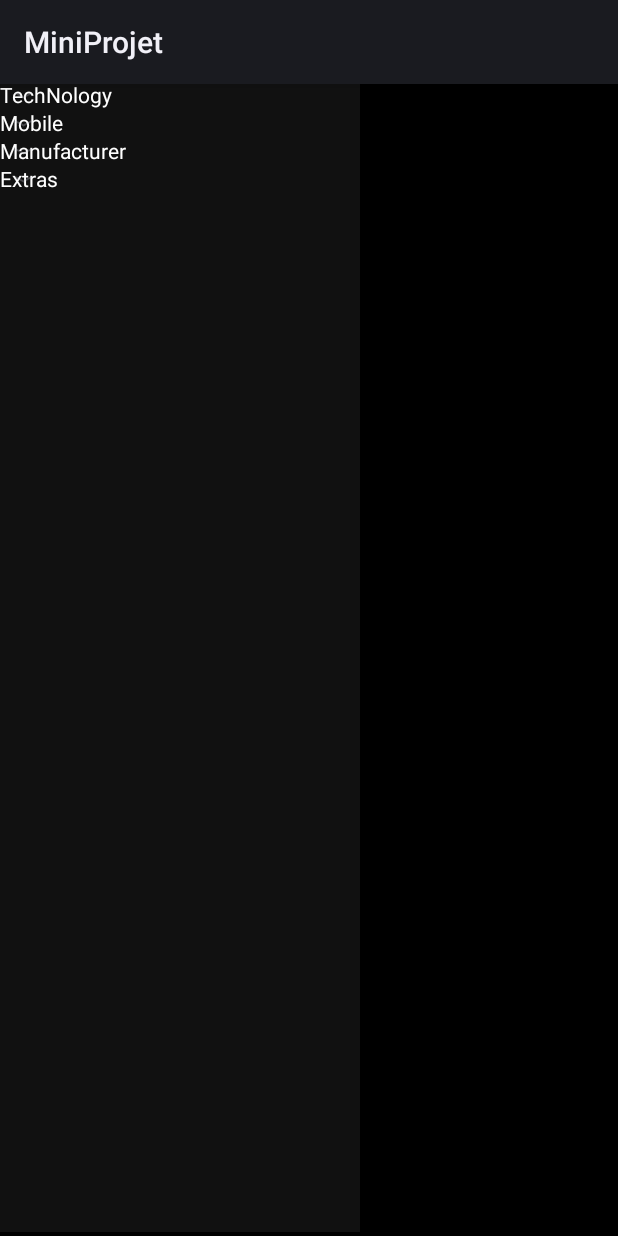
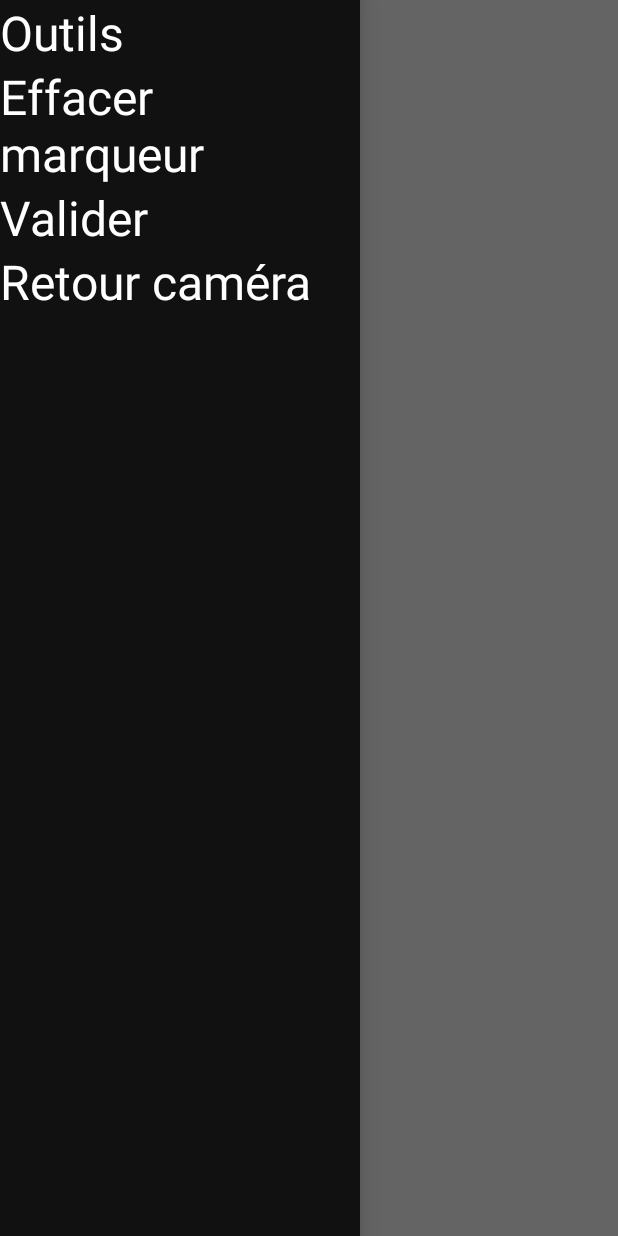
Before and after one commit to Hordesk/MiniProjetAndroid, an Android app: the PhotoActivity screen opened directly, with no data from a screen before it, with the side drawer open, on a phone screen of 412 x 824 dp. Run offline under Robolectric (Android 15) with nearby library versions, the phone set to English and light mode, and no system bars; 1 statement that could not run was skipped.

Commit message:
Croix sur l'image validée

```diff
--- a/app/src/main/AndroidManifest.xml
+++ b/app/src/main/AndroidManifest.xml
@@ -7,7 +7,7 @@
         android:allowBackup="true"
         android:icon="@drawable/ic_launcher"
         android:label="@string/app_name"
-        android:theme="@style/Widget.AppCompat.ActionBar" >
+        android:theme="@style/AppTheme" >
         <activity
             android:name="fr.m2dl.miniprojet.MainMenu"
             android:label="@string/app_name" >
--- /dev/null
+++ b/app/src/main/java/fr/m2dl/miniprojet/DrawableImageView.java
@@ -0,0 +1,44 @@
+package fr.m2dl.miniprojet;
+
+import android.content.Context;
+import android.graphics.Canvas;
+import android.graphics.Color;
+import android.graphics.Paint;
+import android.util.AttributeSet;
+import android.widget.ImageView;
+
+/**
+ * Created by mfaure on 15/01/15.
+ */
+public class DrawableImageView extends ImageView {
+
+    private Canvas canvas;
+    private Paint p;
+    private float x=0;
+    private float y=0;
+
+    public DrawableImageView(Context context) {
+        super(context);
+    }
+
+    public DrawableImageView(Context context, AttributeSet attrs) {
+        super(context, attrs);
+    }
+
+    @Override
+    protected void onDraw(Canvas canvas) {
+        super.onDraw(canvas);
+        Paint p = new Paint(Paint.ANTI_ALIAS_FLAG);
+        p.setColor(Color.RED);
+        p.setStrokeWidth(10);
+
+        canvas.drawLine(x-30, y-30, x+30, y+30, p);
+        canvas.drawLine(x+30, y-30, x-30, y+30, p);
+    }
+
+    public void draw(float x, float y) {
+        this.x = x;
+        this.y = y;
+        invalidate();
+    }
+}
--- a/app/src/main/java/fr/m2dl/miniprojet/PhotoActivity.java
+++ b/app/src/main/java/fr/m2dl/miniprojet/PhotoActivity.java
@@ -1,29 +1,22 @@
 package fr.m2dl.miniprojet;
 
 import android.app.Activity;
-import android.app.FragmentManager;
 import android.content.ContentResolver;
-import android.content.Context;
 import android.content.Intent;
 import android.graphics.Bitmap;
+import android.graphics.Canvas;
 import android.graphics.Color;
+import android.graphics.Paint;
 import android.net.Uri;
 import android.os.Bundle;
 import android.os.Environment;
 import android.provider.MediaStore;
-import android.support.v4.app.Fragment;
 import android.support.v4.widget.DrawerLayout;
-import android.support.v7.app.ActionBarDrawerToggle;
 import android.util.Log;
-import android.view.LayoutInflater;
+import android.view.MotionEvent;
 import android.view.View;
-import android.view.ViewGroup;
-import android.widget.AdapterView;
-import android.widget.ArrayAdapter;
 import android.widget.ExpandableListView;
 import android.widget.ImageView;
-import android.widget.ListView;
-import android.widget.TextView;
 import android.widget.Toast;
 
 import java.io.File;
@@ -33,17 +26,16 @@ import java.util.ArrayList;
  * Created by mfaure on 15/01/15.
  */
 public class PhotoActivity extends Activity {
-    private ImageView imageView;
+    private DrawableImageView imageView;
     private Uri imageUri;
     private static final int CAPTURE_IMAGE_ACTIVITY_REQUEST_CODE = 100;
     private Bitmap bitmap;
+    private ToolStatus tool = ToolStatus.NONE;
 
 
 
     //Drawer
     private String[] mPlanetTitles = new String[3];
-    private DrawerLayout mDrawerLayout;
-    private ListView mDrawerList;
 
 
     private DrawerLayout drawer;
@@ -55,20 +47,12 @@ public class PhotoActivity extends Activity {
     protected void onCreate(Bundle savedInstanceState) {
         super.onCreate(savedInstanceState);
         setContentView(R.layout.result_photo);
-        imageView = (ImageView) findViewById(R.id.imageViewPhoto);
+        imageView = (DrawableImageView) findViewById(R.id.imageViewPhoto);
         takePhoto();
 
         mPlanetTitles[0] = "Outils";
         mPlanetTitles[1] = "Annuler";
-        mPlanetTitles[2] = "Valider"; //TODO //getResources().getStringArray(R.array.planets_array);
-//        mDrawerLayout = (DrawerLayout) findViewById(R.id.drawer_layout);
-//        mDrawerList = (ListView) findViewById(R.id.left_drawer);
-
-        // Set the adapter for the list view
-//        mDrawerList.setAdapter(new ArrayAdapter<String>(this,
-//                R.layout.drawer_list_item, mPlanetTitles));
-        // Set the list's click listener
-//        mDrawerList.setOnClickListener(new DrawerItemClickListener());
+        mPlanetTitles[2] = "Valider"; //TODO use resource array //getResources().getStringArray(R.array.planets_array);
 
 
         setGroupData();
@@ -82,11 +66,31 @@ public class PhotoActivity extends Activity {
         drawerList.setAdapter(new NewAdapter(this, groupItem, childItem));
 
         drawerList.setOnChildClickListener(new DrawerItemClickListener());
-    }
+
+        imageView.setOnTouchListener(new View.OnTouchListener() {
+
+            Paint paint = new Paint();
 
 
+            @Override
+            public boolean onTouch(View v, MotionEvent event) {
+                switch (tool) {
+                    case NONE:
+                        Toast.makeText(getApplicationContext(), "Aucun outil sélectionné", Toast.LENGTH_LONG).show();
+                        break;
+                    case CROSS:
+                        imageView.draw(event.getX(), event.getY());
 
 
+                        break;
+                    case SQUARE:
+                        break;
+                }
+
+            return true;
+            }
+        });
+    }
 
 
     public void takePhoto() {
@@ -124,141 +128,69 @@ public class PhotoActivity extends Activity {
                         Log.e("Camera", e.toString());
                     }
 
-                    new Thread(new Runnable() {
-                        @Override
-                        public void run() {
-
-
-                            PhotoActivity.this.runOnUiThread(new Runnable() {
-                                @Override
-                                public void run() {
-
-                                }
-                            });
-                        }
-                    }).start();
-
                 }
         }
 
     }
 
-
-
     public void setGroupData() {
-        groupItem.add("TechNology");
-        groupItem.add("Mobile");
-        groupItem.add("Manufacturer");
-        groupItem.add("Extras");
+        groupItem.add("Outils");
+        groupItem.add("Effacer marqueur");
+        groupItem.add("Valider");
+        groupItem.add("Retour caméra");
     }
 
     public void setChildGroupData() {
-        /**
-         * Add Data For TecthNology
-         */
         ArrayList<String> child = new ArrayList<String>();
-        child.add("Java");
-        child.add("Drupal");
-        child.add(".Net Framework");
-        child.add("PHP");
+        child.add("Point");
+        child.add("Zone");
         childItem.add(child);
 
-        /**
-         * Add Data For Mobile
-         */
-        child = new ArrayList<String>();
-        child.add("Android");
-        child.add("Window Mobile");
-        child.add("iPHone");
-        child.add("Blackberry");
-        childItem.add(child);
-        /**
-         * Add Data For Manufacture
-         */
-        child = new ArrayList<String>();
-        child.add("HTC");
-        child.add("Apple");
-        child.add("Samsung");
-        child.add("Nokia");
-        childItem.add(child);
-        /**
-         * Add Data For Extras
-         */
-        child = new ArrayList<String>();
-        child.add("Contact Us");
-        child.add("About Us");
-        child.add("Location");
-        child.add("Root Cause");
-        childItem.add(child);
+        childItem.add(new ArrayList<String>());
+        childItem.add(new ArrayList<String>());
+        childItem.add(new ArrayList<String>());
     }
 
 
 
     private class DrawerItemClickListener implements ExpandableListView.OnChildClickListener {
 
-        private DrawerLayout drawer;
-        private ExpandableListView drawerList;
-        private ActionBarDrawerToggle actionBarDrawerToggle;
-
-
-        private void initDrawer() {
-            drawer = (DrawerLayout) findViewById(R.id.drawer_layout);
-
-            drawerList = (ExpandableListView) findViewById(R.id.left_drawer);
-
-            drawerList.setAdapter(new NewAdapter(getApplicationContext(), groupItem, childItem));
-
-            drawerList.setOnChildClickListener(this);
-
-            // actionBarDrawerToggle = new ActionBarDrawerToggle(this, drawer,
-            // R.drawable.ic_drawer, R.string.open_drawer,
-            // R.string.close_drawer) {
-            // public void onDrawerClosed(View view) {
-            // getActionBar().setSubtitle("open");
-            // }
-            //
-            // /** Called when a drawer has settled in a completely open state. */
-            // public void onDrawerOpened(View drawerView) {
-            // getActionBar().setSubtitle("close");
-            // }
-            //
-            // };
-            //
-            // drawer.setDrawerListener(actionBarDrawerToggle);
-
-        }
-
-
         @Override
         public boolean onChildClick(ExpandableListView parent, View v, int groupPosition, int childPosition, long id) {
+
+            Log.d("","dfghjklm");
+            switch (groupPosition){
+                case 0:
+                    switch (childPosition){
+                        case 0:
+                            tool = ToolStatus.CROSS;
+                            break;
+                        case 1:
+                            tool = ToolStatus.SQUARE;
+                            break;
+
+                    }
+                    break;
+
+                case 1:
+                    tool = ToolStatus.NONE;
+                    break;
+
+                case 2:
+                    tool = ToolStatus.NONE;
+                    break;
+
+                case 3:
+                    tool = ToolStatus.NONE;
+                    break;
+
+            }
             return true;
         }
-
-
-    }
-
-    /** Swaps fragments in the main content view */
-    private void selectItem(int position) {
-//        // Create a new fragment and specify the planet to show based on position
-//        Bundle args = new Bundle();
-//        args.putInt(PlanetFragment.ARG_PLANET_NUMBER, position);
-//        fragment.setArguments(args);
-//
-//        // Insert the fragment by replacing any existing fragment
-//        FragmentManager fragmentManager = getFragmentManager();
-//        fragmentManager.beginTransaction()
-//                .replace(R.id.content_frame, fragment)
-//                .commit();
-//
-//        // Highlight the selected item, update the title, and close the drawer
-//        mDrawerList.setItemChecked(position, true);
-//        setTitle(mPlanetTitles[position]);
-//        mDrawerLayout.closeDrawer(mDrawerList);
     }
 
     @Override
     public void setTitle(CharSequence title) {
-//        mTitle = title;
         getActionBar().setTitle(title);
     }
 }
--- a/app/src/main/res/layout/result_photo.xml
+++ b/app/src/main/res/layout/result_photo.xml
@@ -1,8 +1,5 @@
 <?xml version="1.0" encoding="utf-8"?>
-<LinearLayout xmlns:android="http://schemas.android.com/apk/res/android"
-    android:orientation="vertical" android:layout_width="match_parent"
-    android:layout_height="match_parent"
-    android:background="#000000">
+
 
     <android.support.v4.widget.DrawerLayout
         xmlns:android="http://schemas.android.com/apk/res/android"
@@ -15,6 +12,14 @@
             android:layout_width="match_parent"
             android:layout_height="match_parent" >
 
+            <fr.m2dl.miniprojet.DrawableImageView
+                android:layout_width="fill_parent"
+                android:layout_height="fill_parent"
+                android:clickable="true"
+                android:id="@+id/imageViewPhoto"
+                android:layout_weight="1"
+                android:layout_gravity="top"
+                android:layout_marginTop="5dp" />
         </FrameLayout>
         <!-- The navigation drawer -->
         <ExpandableListView android:id="@+id/left_drawer"
@@ -24,15 +29,7 @@
             android:choiceMode="singleChoice"
             android:divider="@android:color/transparent"
             android:dividerHeight="0dp"
-            android:background="#111"/>
+            android:background="#111"
+            android:groupIndicator="@android:color/transparent"
+            />
     </android.support.v4.widget.DrawerLayout>
-
-    <ImageView
-        android:layout_width="fill_parent"
-        android:layout_height="fill_parent"
-        android:id="@+id/imageViewPhoto"
-        android:layout_weight="1"
-        android:layout_gravity="top"
-        android:layout_marginTop="5dp" />
-
-</LinearLayout>
```
Also changed, not shown: app/src/main/java/fr/m2dl/miniprojet/NewAdapter.java (+14 -15 lines), app/src/main/java/fr/m2dl/miniprojet/ToolStatus.java (added, +8 -0 lines).
